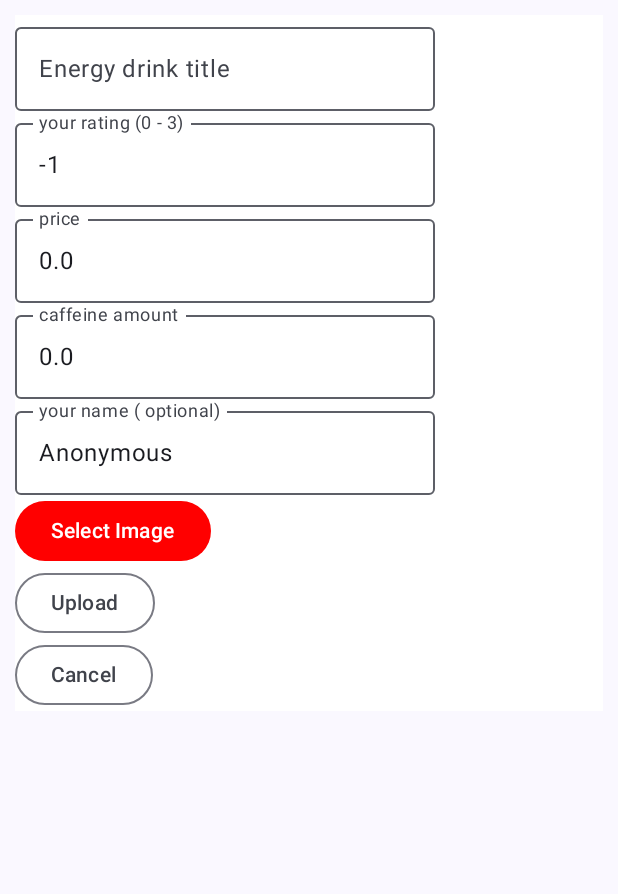
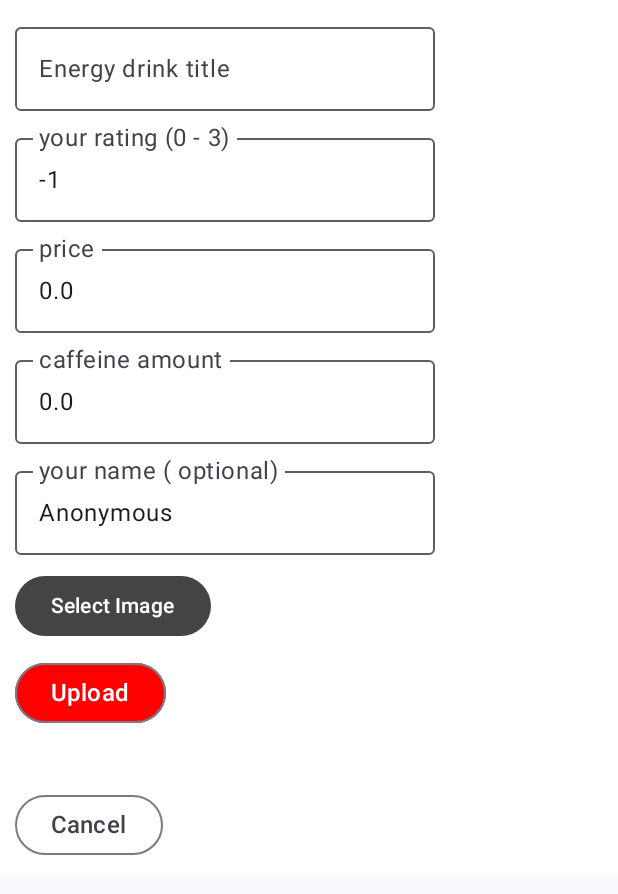
Before and after one commit to Lordturkola/TEDF, an Android app built with Jetpack Compose: the composable ReviewItemScreen shown on its own in the app's theme, on a phone screen of 412 x 824 dp. Shown: the top 894 px of the screen. Run offline under Robolectric (Android 15) with nearby library versions, the phone set to English and light mode, and no system bars; our stand-ins replace Firebase (no records; nobody signed in at launch, a user with empty details on screens opened directly).

```diff
--- a/TEDF_this_is_da_one/app/build.gradle.kts
+++ b/TEDF_this_is_da_one/app/build.gradle.kts
@@ -71,6 +71,7 @@ dependencies {
     implementation(libs.firebase.storage)
     implementation(libs.androidx.appcompat.resources)
     implementation(libs.androidx.ui.text.google.fonts)
+    implementation(libs.androidx.material)
     testImplementation(libs.junit)
     androidTestImplementation(libs.androidx.junit)
     androidTestImplementation(libs.androidx.espresso.core)
--- a/TEDF_this_is_da_one/app/src/main/java/com/example/tedf_this_is_da_one/AppViewModelProvider.kt
+++ b/TEDF_this_is_da_one/app/src/main/java/com/example/tedf_this_is_da_one/AppViewModelProvider.kt
@@ -2,7 +2,7 @@ package com.example.tedf_this_is_da_one
 
 import androidx.lifecycle.viewmodel.initializer
 import androidx.lifecycle.viewmodel.viewModelFactory
-import com.example.tedf_this_is_da_one.view.EnergyDrinkViewModel
+import com.example.tedf_this_is_da_one.viewmodel.EnergyDrinkViewModel
 import com.example.tedf_this_is_da_one.viewmodel.HomeViewModel
 
 object AppViewModelProvider {
--- a/TEDF_this_is_da_one/app/src/main/java/com/example/tedf_this_is_da_one/data/EnergyDrinkItem.kt
+++ b/TEDF_this_is_da_one/app/src/main/java/com/example/tedf_this_is_da_one/data/EnergyDrinkItem.kt
@@ -30,7 +30,7 @@ data class EnergyDrinkItem(
 }
 
 
-suspend fun EnergyDrinkItem.loadImage(): EnergyDrinkItem {
+suspend fun EnergyDrinkItem.loadImage(updateProgress: () -> Unit): EnergyDrinkItem {
     var updatedEnergyDrink: EnergyDrinkItem = this.copy(image = "", bitmap = null)
     try {
         val downloadImage =
@@ -59,6 +59,7 @@ suspend fun EnergyDrinkItem.loadImage(): EnergyDrinkItem {
         //set default image here
         Log.d("ENERGYDRINK DOWNLOAD EXCEPTION", "could not find image ${e}")
     }
+    updateProgress()
     return updatedEnergyDrink
 }
 
--- a/TEDF_this_is_da_one/app/src/main/java/com/example/tedf_this_is_da_one/view/ReviewItemScreen.kt
+++ b/TEDF_this_is_da_one/app/src/main/java/com/example/tedf_this_is_da_one/view/ReviewItemScreen.kt
@@ -9,6 +9,7 @@ import androidx.activity.result.PickVisualMediaRequest
 import androidx.activity.result.contract.ActivityResultContracts
 import androidx.annotation.RequiresApi
 import androidx.compose.foundation.background
+import androidx.compose.foundation.layout.Arrangement
 import androidx.compose.foundation.layout.Column
 import androidx.compose.foundation.layout.fillMaxWidth
 import androidx.compose.foundation.layout.padding
@@ -22,8 +23,10 @@ import androidx.compose.ui.Modifier
 import androidx.compose.ui.graphics.Color
 import androidx.compose.ui.graphics.asImageBitmap
 import androidx.compose.ui.unit.dp
+import androidx.compose.ui.unit.sp
 import androidx.lifecycle.viewmodel.compose.viewModel
 import com.example.tedf_this_is_da_one.AppViewModelProvider
+import com.example.tedf_this_is_da_one.viewmodel.EnergyDrinkViewModel
 
 @RequiresApi(Build.VERSION_CODES.P)
 @Composable
@@ -36,42 +39,46 @@ fun ReviewItemScreen(
 ) {
     val state = viewModel.uiState
     val itemState = viewModel.itemState
+    val fontSize = 16.sp
     Column(
         modifier = Modifier
-            .padding(10.dp)
             .fillMaxWidth()
             .background(Color.White)
+    ) {
+        Column(
+            modifier = Modifier.padding(10.dp),
+            verticalArrangement = Arrangement.spacedBy(10.dp)
         ) {
             OutlinedTextField(
                 value = itemState.name,
                 onValueChange = { viewModel.updateItem(itemState.copy(name = it)) },
                 label = {
-                Text("Energy drink title")
+                    Text("Energy drink title", fontSize = fontSize)
                 })
             OutlinedTextField(
                 value = itemState.rating,
                 onValueChange = { viewModel.updateItem(itemState.copy(rating = it)) },
                 label = {
-                Text("your rating (0 - 3)")
+                    Text("your rating (0 - 3)", fontSize = fontSize)
                 })
             OutlinedTextField(
                 value = itemState.price,
                 onValueChange = { viewModel.updateItem(itemState.copy(price = it)) },
                 label = {
-                Text("price")
+                    Text("price", fontSize = fontSize)
                 })
             OutlinedTextField(
                 value = itemState.caffeine,
                 onValueChange = { viewModel.updateItem(itemState.copy(caffeine = it)) },
                 label = {
-                Text("caffeine amount")
+                    Text("caffeine amount", fontSize = fontSize)
                 })
 
             OutlinedTextField(
                 value = itemState.user,
                 onValueChange = { viewModel.updateItem(itemState.copy(user = it)) },
                 label = {
-                Text("your name ( optional)")
+                    Text("your name ( optional)", fontSize = fontSize)
                 })
 
             ImagePicker {
@@ -83,15 +90,22 @@ fun ReviewItemScreen(
                     )
                 )
             }
-        OutlinedButton(onClick = {
+            OutlinedButton(
+                colors = ButtonDefaults.buttonColors(containerColor = Color.Red),
+                onClick = {
                     viewModel.upload()
                     onNextClicked()
                 }) {
-            Text(text = "Upload")
+                Text(text = "Upload", fontSize = fontSize)
             }
-        OutlinedButton(onClick = onCancelClicked) {
-            Text(text = "Cancel")
+            OutlinedButton(
+                modifier = Modifier.padding(0.dp, 30.dp, 0.dp, 0.dp),
+                onClick = onCancelClicked
+            ) {
+                Text(text = "Cancel", fontSize = fontSize)
             }
+        }
+
     }
 }
 
@@ -103,11 +117,13 @@ fun ImagePicker(onImageSelected: (Uri) -> Unit) {
     )
 
     Button(
-        colors = ButtonDefaults.buttonColors(containerColor = Color.Red),
+        colors = ButtonDefaults.buttonColors(containerColor = Color.DarkGray),
         onClick = {
-            launcher.launch(PickVisualMediaRequest(
+            launcher.launch(
+                PickVisualMediaRequest(
                     ActivityResultContracts.PickVisualMedia.ImageOnly
-            ))
+                )
+            )
         }
     ) {
         Text("Select Image", color = Color.White)
--- a/TEDF_this_is_da_one/app/src/main/java/com/example/tedf_this_is_da_one/view/EnergyDrinkViewModel.kt
+++ b/TEDF_this_is_da_one/app/src/main/java/com/example/tedf_this_is_da_one/viewmodel/EnergyDrinkViewModel.kt
@@ -1,4 +1,4 @@
-package com.example.tedf_this_is_da_one.view
+package com.example.tedf_this_is_da_one.viewmodel
 
 import android.content.ContentValues.TAG
 import android.util.Log
--- a/TEDF_this_is_da_one/gradle/libs.versions.toml
+++ b/TEDF_this_is_da_one/gradle/libs.versions.toml
@@ -20,6 +20,7 @@ firebaseFirestore = "25.0.0"
 firebaseStorage = "21.0.0"
 appcompatResources = "1.7.0"
 uiTextGoogleFonts = "1.6.8"
+material = "1.6.8"
 
 [libraries]
 androidx-core-ktx = { group = "androidx.core", name = "core-ktx", version.ref = "coreKtx" }
@@ -48,6 +49,7 @@ firebase-firestore = { group = "com.google.firebase", name = "firebase-firestore
 firebase-storage = { group = "com.google.firebase", name = "firebase-storage", version.ref = "firebaseStorage" }
 androidx-appcompat-resources = { group = "androidx.appcompat", name = "appcompat-resources", version.ref = "appcompatResources" }
 androidx-ui-text-google-fonts = { group = "androidx.compose.ui", name = "ui-text-google-fonts", version.ref = "uiTextGoogleFonts" }
+androidx-material = { group = "androidx.compose.material", name = "material", version.ref = "material" }
 
 [plugins]
 androidApplication = { id = "com.android.application", version.ref = "agp" }
```
Also changed, not shown: TEDF_this_is_da_one/app/src/main/java/com/example/tedf_this_is_da_one/MainActivity.kt (+4 -11 lines), TEDF_this_is_da_one/app/src/main/java/com/example/tedf_this_is_da_one/TedfApp.kt (+5 -7 lines), TEDF_this_is_da_one/app/src/main/java/com/example/tedf_this_is_da_one/view/HomeScreen.kt (+28 -8 lines), TEDF_this_is_da_one/app/src/main/java/com/example/tedf_this_is_da_one/viewmodel/HomeViewModel.kt (+29 -7 lines). Lines whose indentation alone changed are shown as unchanged.
